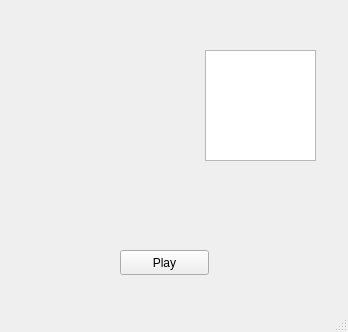
This is OdisseyRadio/mainwindow.ui in miguemesen/OdisseyRadio as Qt 5 draws it before an edit. The edited form follows.
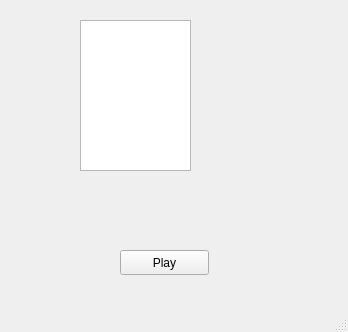
This is the edited form.

Diff of the .ui file:
```diff
--- a/OdisseyRadio/mainwindow.ui
+++ b/OdisseyRadio/mainwindow.ui
@@ -17,10 +17,10 @@
    <widget class="QListWidget" name="lw_song">
     <property name="geometry">
      <rect>
-      <x>205</x>
-      <y>50</y>
+      <x>80</x>
+      <y>20</y>
       <width>111</width>
-      <height>111</height>
+      <height>151</height>
      </rect>
     </property>
    </widget>
```
